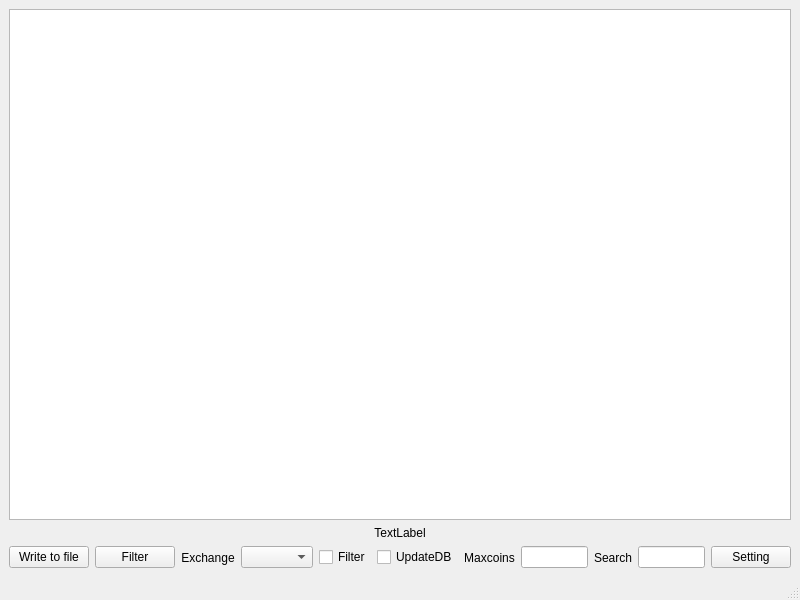
Qt form mainwindow.ui (QTinman/CoinBrowser) before a commit.
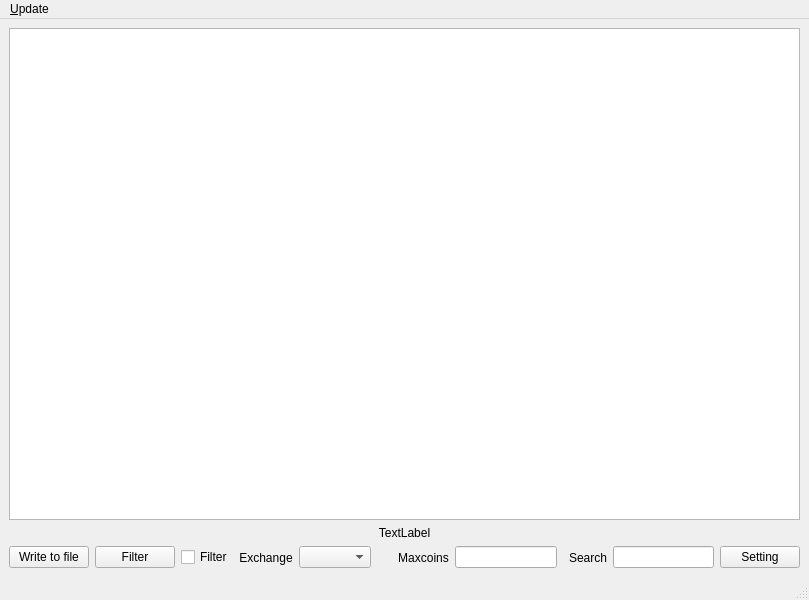
The same form after that commit. Icons and pictures are not drawn.

Commit message: Manual update for both DB and json from menu.

Patch:
```diff
--- a/mainwindow.ui
+++ b/mainwindow.ui
@@ -6,7 +6,7 @@
    <rect>
     <x>0</x>
     <y>0</y>
-    <width>800</width>
+    <width>809</width>
     <height>600</height>
    </rect>
   </property>
@@ -50,6 +50,13 @@
           </property>
          </widget>
         </item>
+        <item>
+         <widget class="QCheckBox" name="filter">
+          <property name="text">
+           <string>Filter</string>
+          </property>
+         </widget>
+        </item>
         <item>
          <widget class="QLabel" name="label">
           <property name="text">
@@ -76,20 +83,6 @@
           </property>
          </spacer>
         </item>
-        <item>
-         <widget class="QCheckBox" name="filter">
-          <property name="text">
-           <string>Filter</string>
-          </property>
-         </widget>
-        </item>
-        <item>
-         <widget class="QCheckBox" name="updatedb">
-          <property name="text">
-           <string>UpdateDB</string>
-          </property>
-         </widget>
-        </item>
         <item>
          <spacer name="horizontalSpacer">
           <property name="orientation">
@@ -157,10 +150,18 @@
     <rect>
      <x>0</x>
      <y>0</y>
-     <width>800</width>
+     <width>809</width>
      <height>23</height>
     </rect>
    </property>
+   <widget class="QMenu" name="menu_Update">
+    <property name="title">
+     <string>&amp;Update</string>
+    </property>
+    <addaction name="actionUpdateDB"/>
+    <addaction name="actionUpdateJson"/>
+   </widget>
+   <addaction name="menu_Update"/>
   </widget>
   <widget class="QStatusBar" name="statusbar"/>
  </widget>
```
Left out of the diff: 16 changed lines with no effect on the pictures. The commit also changes 3 other files.
